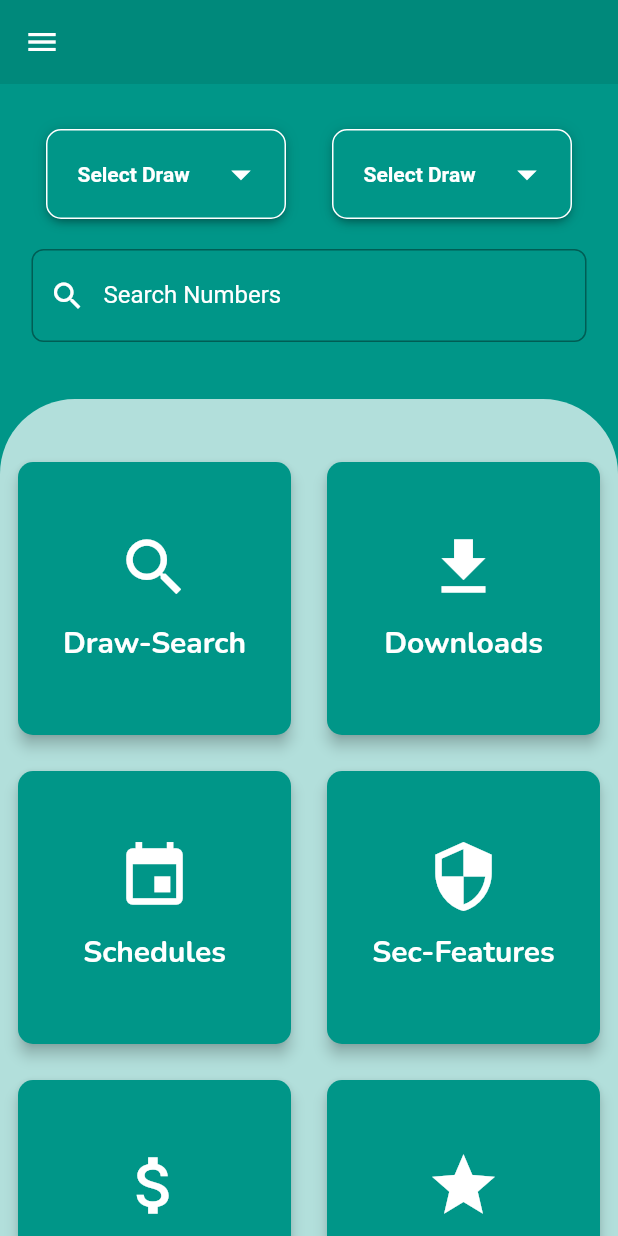
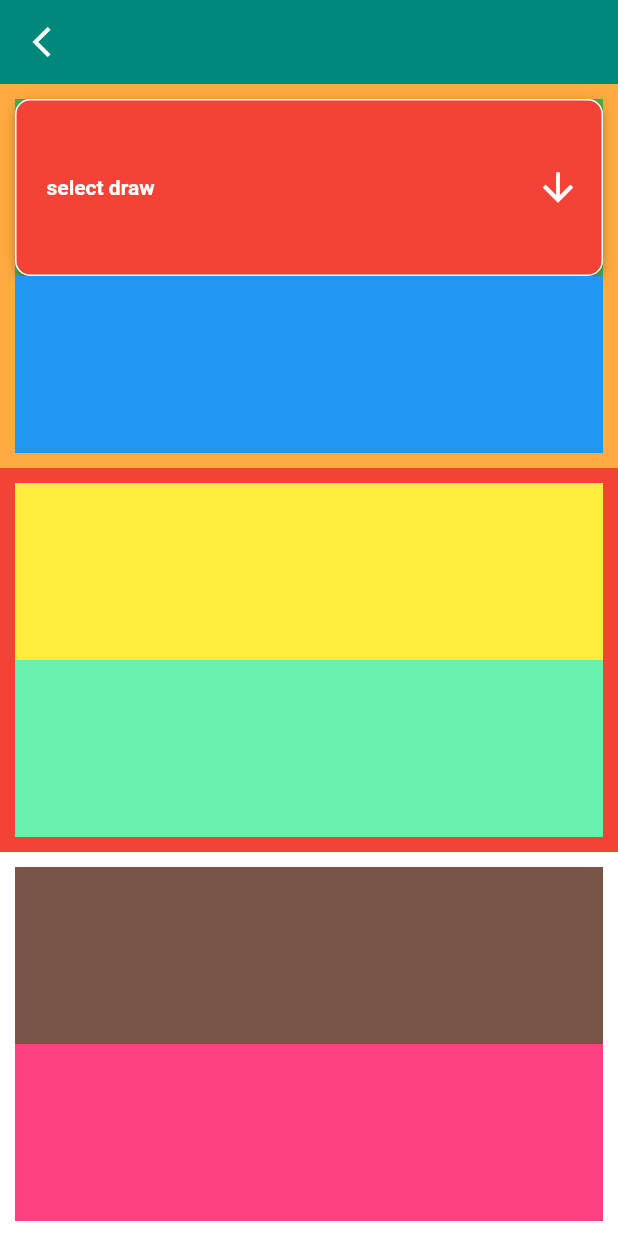
Before and after one commit to UmarJamshed947/bonds, a Flutter app: the screen it shows after launch, on a phone screen of 412 x 824 dp. Run offline on Flutter 3.47's test engine with Material 2 defaults, Android fonts, the phone set to English and light mode, and no system bars; drawn by our look-alikes of dropdown_button2; our stand-ins replace dropdown_search, google_fonts.

Commit message:
draw search screen added

```diff
--- a/lib/Dashboard.dart
+++ b/lib/Dashboard.dart
@@ -84,10 +84,13 @@ class Dashboard extends StatelessWidget {
                       topRight: Radius.circular(50),
                     ),
                   ),
-                  child: Container(
-                    margin: EdgeInsets.only(top: 10),
+                  child: Padding(
+                    padding:  EdgeInsets.all(16),
                     child: GridView.count(
+                      mainAxisSpacing: 10,
+                      crossAxisSpacing: 10,
                       crossAxisCount: 2,
+                      childAspectRatio: 1.2,
                       children: [
                         CardWidget(
                           txt: "Draw-Search",
--- a/lib/main.dart
+++ b/lib/main.dart
@@ -1,6 +1,7 @@
 
 
 import 'package:bonds/Dashboard.dart';
+import 'package:bonds/screens/draw_search.dart';
 import 'package:flutter/material.dart';
 import 'homepage.dart';
 
@@ -10,7 +11,7 @@ class Prizebonds extends StatelessWidget {
   @override
   Widget build(BuildContext context) {
     return MaterialApp(
-      home: Dashboard(),
+      home: Drawsearch(),
     );
   }
 }
--- /dev/null
+++ b/lib/screens/draw_search.dart
@@ -0,0 +1,86 @@
+import 'package:bonds/widgets/widget.dart';
+import 'package:flutter/material.dart';
+
+class Drawsearch extends StatefulWidget {
+  @override
+  State<Drawsearch> createState() => _DrawsearchState();
+}
+
+class _DrawsearchState extends State<Drawsearch> {
+  @override
+  Widget build(BuildContext context) {
+    return Scaffold(
+      backgroundColor: Colors.teal,
+      appBar: AppBar(
+        elevation: 0,
+        backgroundColor: Colors.teal.shade600,
+        title: Container(
+          height: 100,
+          width: 100,
+        ),
+        centerTitle: true,
+        leading: IconButton(
+          icon: Icon(
+            Icons.arrow_back_ios_outlined,
+            color: Colors.white,
+          ),
+          color: Colors.black,
+          onPressed: () {
+            Navigator.of(context).pop();
+          },
+        ),
+      ),
+      body: Column(
+        children: [
+          Expanded(
+            child: Container(
+              color: Colors.orangeAccent,
+              padding: EdgeInsets.all(10),
+              child: Column(
+                children: [
+                  Expanded(
+                      child: Container(
+                          color: Colors.green,
+                      child: DrawDropdown(items: [
+                        'umar','afras','usman','ali'
+                      ],
+                        buttonColor: Colors.red,
+                        dropdownIcon: Icons.arrow_downward,
+                        buttonText: 'select draw',
+                        buttonHeight: 60,
+                        buttonWidth: 400,
+
+
+                        ),)),
+                  Expanded(child: Container(color: Colors.blue)),
+                ],
+              ),
+            ),
+          ),
+          Expanded(
+              child: Container(
+            color: Colors.red,
+            padding: EdgeInsets.all(10),
+            child: Column(
+              children: [
+                Expanded(child: Container(color: Colors.yellow)),
+                Expanded(child: Container(color: Colors.greenAccent)),
+              ],
+            ),
+          )),
+          Expanded(
+              child: Container(
+            color: Colors.white,
+            padding: EdgeInsets.all(10),
+            child: Column(
+              children: [
+                Expanded(child: Container(color: Colors.brown)),
+                Expanded(child: Container(color: Colors.pinkAccent)),
+              ],
+            ),
+          )),
+        ],
+      ),
+    );
+  }
+}
--- a/lib/widgets/card_widget.dart
+++ b/lib/widgets/card_widget.dart
@@ -10,9 +10,7 @@ class CardWidget extends StatelessWidget {
 
   @override
   Widget build(BuildContext context) {
-    return Padding(
-      padding: EdgeInsets.fromLTRB(8, 8, 8, 8),
-      child: Card(
+    return Card(
       elevation: 4,
       color: color,
       shape: RoundedRectangleBorder(
@@ -48,7 +46,6 @@ class CardWidget extends StatelessWidget {
           ),
         ),
       ),
-      ),
     );
   }
 }
--- /dev/null
+++ b/lib/widgets/widget.dart
@@ -0,0 +1,113 @@
+import 'package:flutter/material.dart';
+import 'package:dropdown_button2/dropdown_button2.dart';
+
+class DrawDropdown extends StatefulWidget {
+  final List<String> items;
+  final String buttonText;
+  final IconData dropdownIcon;
+  final Color buttonColor;
+  final double buttonHeight;
+  final double buttonWidth;
+  final EdgeInsetsGeometry buttonPadding;
+
+  const DrawDropdown({
+    Key? key,
+    required this.items,
+    required this.buttonText,
+    required this.dropdownIcon,
+    required this.buttonColor,
+    this.buttonHeight = 60,
+    this.buttonWidth = 160,
+    this.buttonPadding = const EdgeInsets.only(left: 20, right: 14),
+  }) : super(key: key);
+
+  @override
+  State<DrawDropdown> createState() => _DrawDropdownState();
+}
+
+class _DrawDropdownState extends State<DrawDropdown> {
+  String? selectedValue;
+
+  @override
+  Widget build(BuildContext context) {
+    return DropdownButtonHideUnderline(
+      child: DropdownButton2<String>(
+        isExpanded: true,
+        hint: Row(
+          children: [
+            Expanded(
+              child: Text(
+                widget.buttonText,
+                style: TextStyle(
+                  fontSize: 14,
+                  fontWeight: FontWeight.bold,
+                  color: Colors.white,
+                ),
+                overflow: TextOverflow.ellipsis,
+              ),
+            ),
+          ],
+        ),
+        items: widget.items
+            .map((String item) => DropdownMenuItem<String>(
+          value: item,
+          child: Text(
+            item,
+            style: TextStyle(
+              fontSize: 14,
+              fontWeight: FontWeight.bold,
+              color: Colors.white,
+            ),
+            overflow: TextOverflow.ellipsis,
+          ),
+        ))
+            .toList(),
+        value: selectedValue,
+        onChanged: (String? value) {
+          setState(() {
+            selectedValue = value;
+          });
+        },
+        buttonStyleData: ButtonStyleData(
+          height: widget.buttonHeight,
+          width: widget.buttonWidth,
+          padding: widget.buttonPadding,
+          decoration: BoxDecoration(
+            borderRadius: BorderRadius.circular(10),
+            border: Border.all(
+              color: Colors.white,
+            ),
+            color: widget.buttonColor,
+          ),
+          elevation: 3,
+        ),
+        iconStyleData: IconStyleData(
+          icon: Icon(
+            widget.dropdownIcon,
+          ),
+          iconSize: 30,
+          iconEnabledColor: Colors.white,
+          iconDisabledColor: Colors.grey,
+        ),
+        dropdownStyleData: DropdownStyleData(
+          maxHeight: 180,
+          width: 180,
+          decoration: BoxDecoration(
+            borderRadius: BorderRadius.circular(10),
+            color: Colors.teal,
+          ),
+          offset: Offset(-20, 0),
+          scrollbarTheme: ScrollbarThemeData(
+            radius: Radius.circular(40),
+            thickness: MaterialStateProperty.all<double>(6),
+            thumbVisibility: MaterialStateProperty.all<bool>(true),
+          ),
+        ),
+        menuItemStyleData: MenuItemStyleData(
+          height: 40,
+          padding: EdgeInsets.only(left: 40, right: 14),
+        ),
+      ),
+    );
+  }
+}
```
Also changed, not shown: 1 other file. Lines whose indentation alone changed are shown as unchanged.
